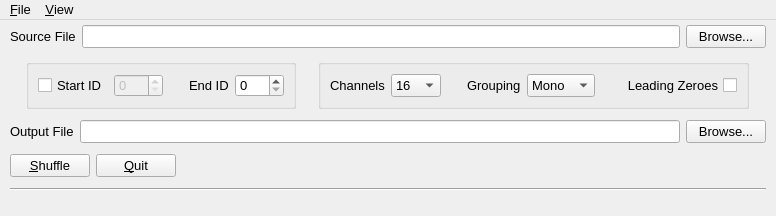
Qt form UI/main_window.ui (themgineer/Ultrix-Audio-Shuffling-Generator) before a commit.
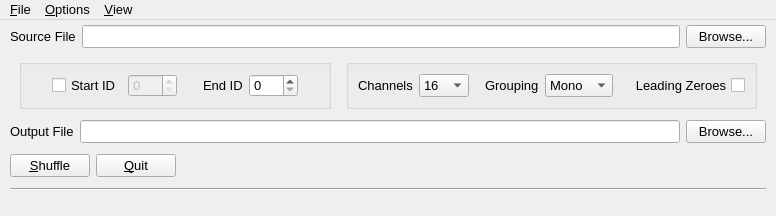
The same form after that commit. Icons and pictures are not drawn.

Commit message: updated UI to include new features

What changed in the file:
```diff
--- a/UI/main_window.ui
+++ b/UI/main_window.ui
@@ -111,6 +111,12 @@
          <string/>
         </property>
         <layout class="QHBoxLayout" name="horizontalLayout_6">
+         <property name="leftMargin">
+          <number>30</number>
+         </property>
+         <property name="rightMargin">
+          <number>30</number>
+         </property>
          <item>
           <widget class="QCheckBox" name="ck_start_index">
            <property name="enabled">
@@ -283,7 +289,7 @@
            </property>
            <property name="sizeHint" stdset="0">
             <size>
-             <width>20</width>
+             <width>10</width>
              <height>20</height>
             </size>
            </property>
@@ -333,7 +339,7 @@
            </property>
            <property name="sizeHint" stdset="0">
             <size>
-             <width>20</width>
+             <width>10</width>
              <height>20</height>
             </size>
            </property>
@@ -433,7 +439,7 @@
      <x>0</x>
      <y>0</y>
      <width>776</width>
-     <height>33</height>
+     <height>23</height>
     </rect>
    </property>
    <widget class="QMenu" name="menuFile">
@@ -458,7 +464,20 @@
     <addaction name="action_dark"/>
     <addaction name="action_system"/>
    </widget>
+   <widget class="QMenu" name="menuOptions">
+    <property name="font">
+     <font>
+      <pointsize>10</pointsize>
+     </font>
+    </property>
+    <property name="title">
+     <string>&amp;Options</string>
+    </property>
+    <addaction name="action_guess"/>
+    <addaction name="action_move_disc"/>
+   </widget>
    <addaction name="menuFile"/>
+   <addaction name="menuOptions"/>
    <addaction name="menuView"/>
   </widget>
   <widget class="QStatusBar" name="statusbar">
```
Left out of the diff: 19 changed lines with no effect on the pictures. The commit also changes 1 other file.
